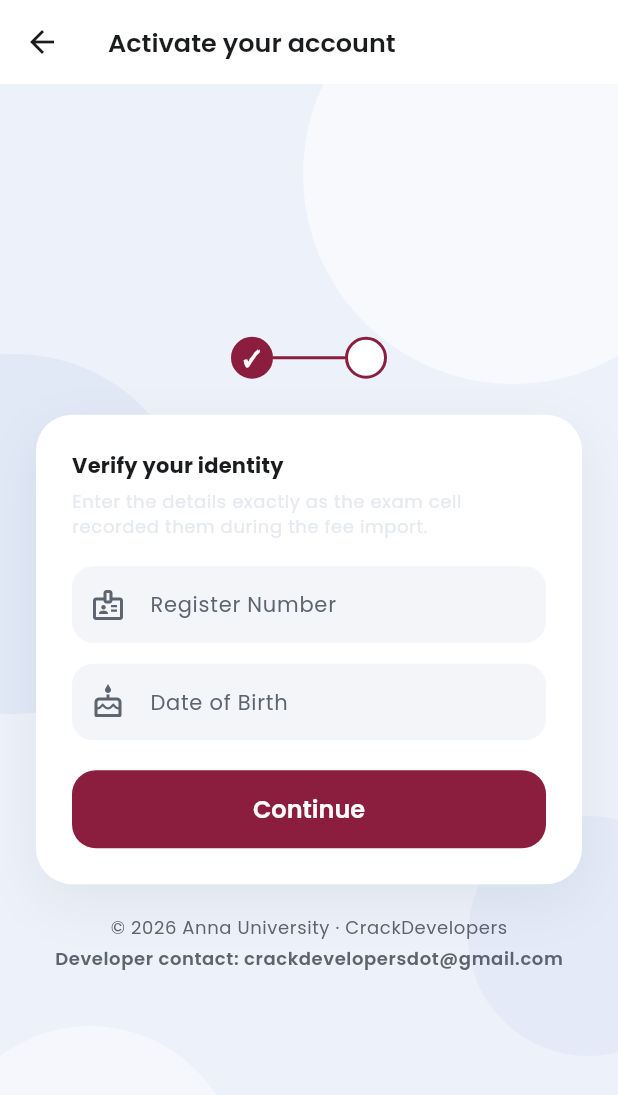
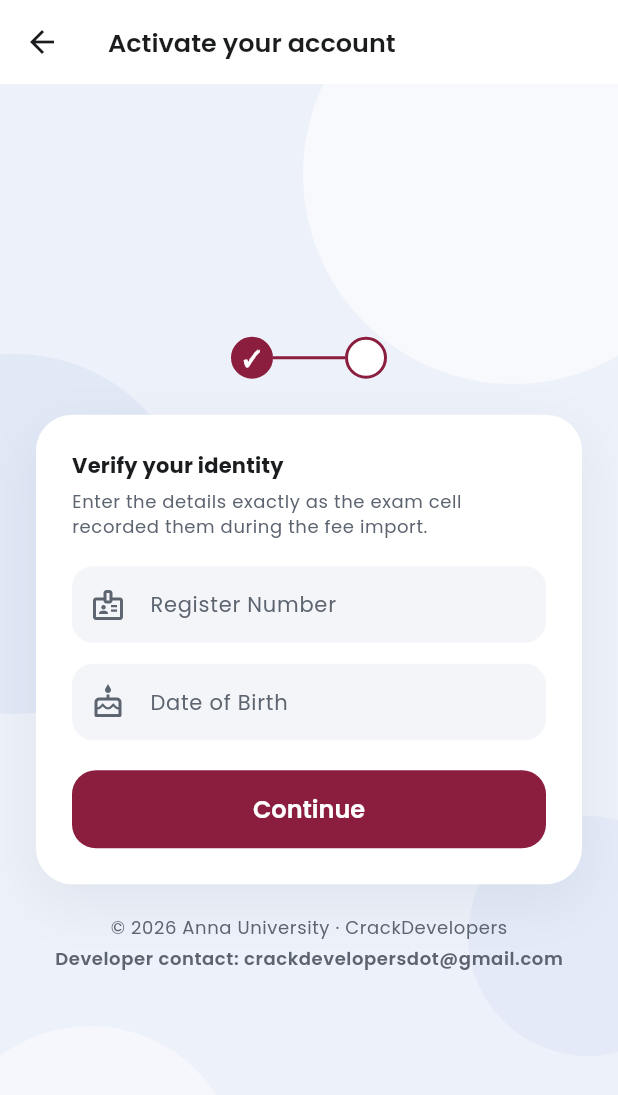
Before and after one commit to HomieTal/au-exam-fee-student, a Flutter app: the ActivationScreen screen opened directly, on a phone screen of 412 x 824 dp. Shown: the top 1095 px of the screen. Run offline on Flutter 3.47's test engine with Material 3 defaults, Android fonts, the light colour scheme and no system bars; our stand-ins replace cached_network_image, cloud_firestore, connectivity_plus, firebase_auth, firebase_core, firebase_storage and 2 more; accounts and stored records are empty; network calls fail.

Commit message:
v1.1.0 fix: activation screen description text used border color (invisible) — use secondary text color

```diff
--- a/lib/screens/auth/activation_screen.dart
+++ b/lib/screens/auth/activation_screen.dart
@@ -142,7 +142,7 @@ class _ActivationScreenState extends State<ActivationScreen> {
                                   'links are sent there. It stays private to '
                                   'your account.',
                           style: theme.textTheme.bodySmall?.copyWith(
-                            color: theme.colorScheme.outline,
+                            color: theme.colorScheme.onSurfaceVariant,
                           ),
                         ),
                         const SizedBox(height: 18),
```
